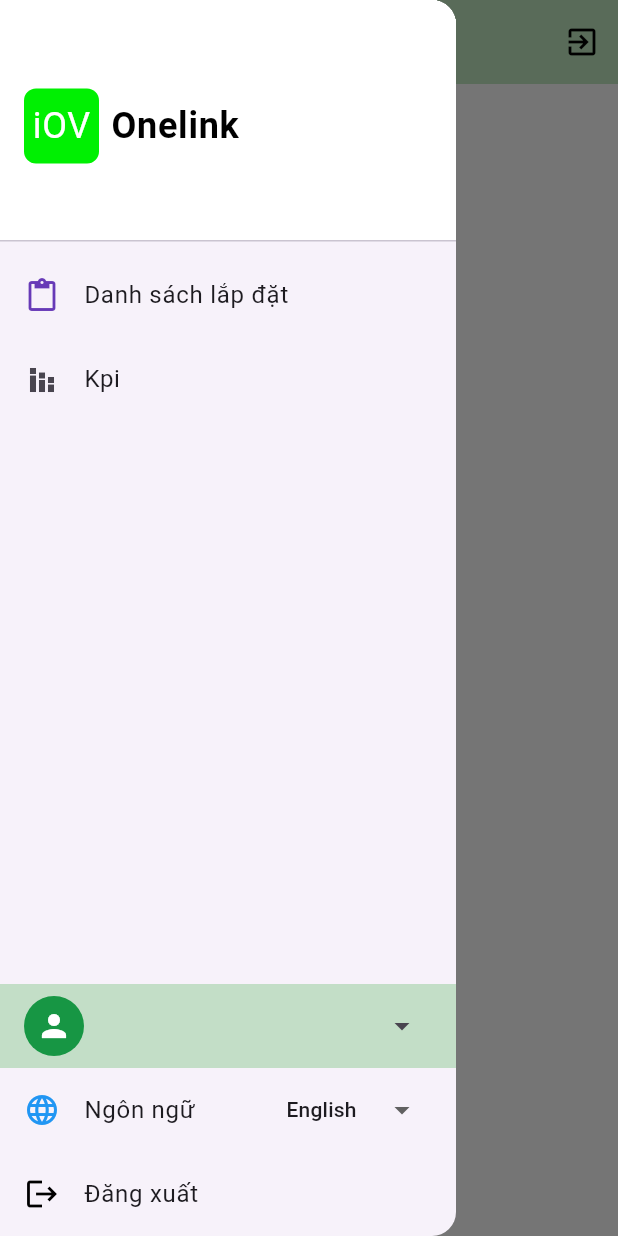
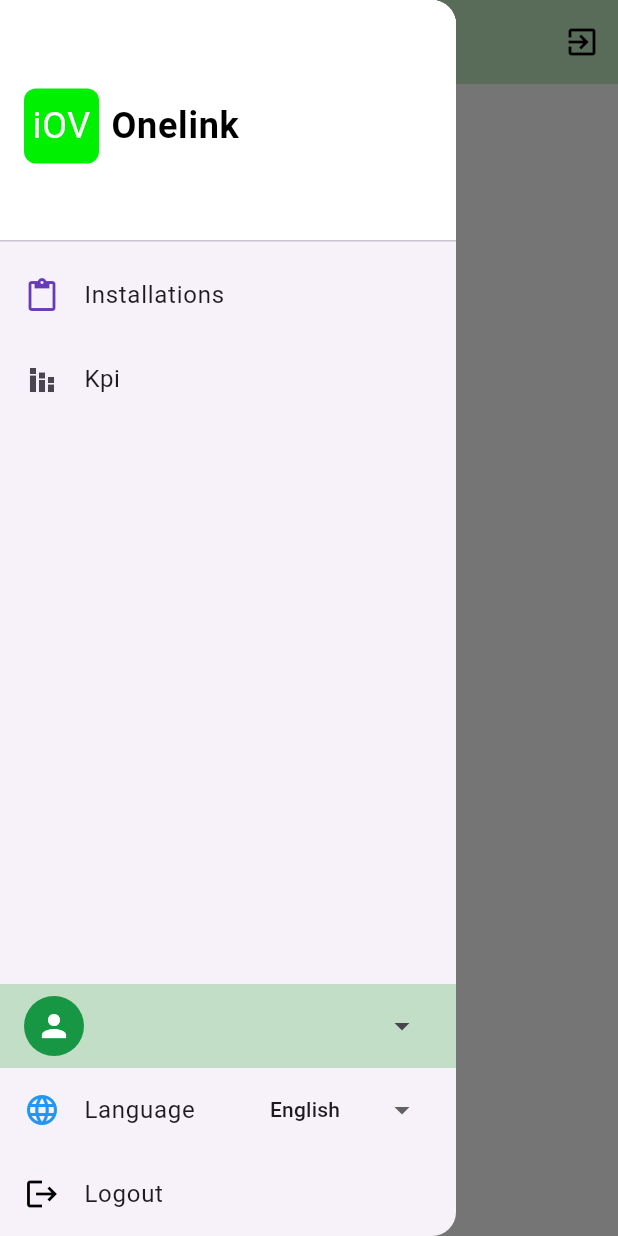
Before and after one commit to minhnion/iOV_app, a Flutter app: the ProfileScreen screen opened directly, with the side drawer open, on a phone screen of 412 x 824 dp. Run offline on Flutter 3.47's test engine with Material 3 defaults, Android fonts, the phone set to English and light mode, and no system bars; our stand-ins replace dio, easy_localization, image_picker, jwt_decoder, permission_handler, shared_preferences; missing offline and left inert: mobile_scanner; accounts and stored records are empty; network calls fail.

Commit message:
en-vi.json

```diff
--- a/assets/translations/en.json
+++ b/assets/translations/en.json
@@ -1,7 +1,33 @@
 {
+  "English": "English",
+  "Tiếng Việt": "Vietnamese",
   "search": "Search",
   "home": "Home",
   "settings": "Settings",
   "profile": "Profile",
-  "installations": "Installations"
+  "installations": "Installations",
+  "welcome_back": "Welcome back!",
+  "login_to_account": "Login to your account",
+  "username": "Username",
+  "password": "Password",
+  "login": "Login",
+  "logout": "Logout",
+  "language": "Language",
+  "logout_confirmation_title": "Confirm Logout",
+  "logout_confirmation_message": "Do you want to logout?",
+  "cancel": "Cancel",
+  "username_label": "Username",
+  "full_name_label": "Full Name",
+  "nickname_label": "Nickname",
+  "position_label": "Position",
+  "phone_number_label": "Phone Number",
+  "backup_phone_number_label": "Backup Phone Number",
+  "email_label": "Email",
+  "overview": "Overview",
+  "daily_kpi": "Daily KPI",
+  "monthly_kpi": "Monthly KPI",
+  "kpi_details_3_months": "KPI Details (Last 3 months)",
+  "planned": "Planned",
+  "actual": "Actual",
+  "month": "Month"
 }
--- a/assets/translations/vi.json
+++ b/assets/translations/vi.json
@@ -1,7 +1,33 @@
 {
+  "English": "Tiếng Anh",
+  "Tiếng Việt": "Tiếng Việt",
   "search": "Tìm kiếm",
   "home": "Trang chủ",
   "settings": "Cài đặt",
   "profile": "Hồ sơ",
-  "installations": "Danh sách lắp đặt"
+  "installations": "Danh sách lắp đặt",
+  "welcome_back": "Chào mừng bạn quay lại!",
+  "login_to_account": "Đăng nhập vào tài khoản",
+  "username": "Tên đăng nhập",
+  "password": "Mật khẩu",
+  "login": "Đăng nhập",
+  "logout": "Đăng xuất",
+  "language": "Ngôn ngữ",
+  "logout_confirmation_title": "Xác nhận đăng xuất",
+  "logout_confirmation_message": "Bạn có muốn đăng xuất không ?",
+  "cancel": "Hủy",
+  "username_label": "Tên người dùng",
+  "full_name_label": "Tên thật",
+  "nickname_label": "Biệt danh",
+  "position_label": "Chức vụ",
+  "phone_number_label": "Số điện thoại",
+  "backup_phone_number_label": "Số điện thoại dự phòng",
+  "email_label": "Email",
+  "overview": "Tổng quan",
+  "daily_kpi": "KPI hàng ngày",
+  "monthly_kpi": "KPI hàng tháng",
+  "kpi_details_3_months": "Chi tiết KPI (3 tháng gần nhất)",
+  "planned": "Kế hoạch",
+  "actual": "Thực tế",
+  "month": "Tháng"
 }
--- a/lib/screens/profile_screen/profile_screen.dart
+++ b/lib/screens/profile_screen/profile_screen.dart
@@ -1,3 +1,4 @@
+import 'package:easy_localization/easy_localization.dart';
 import 'package:flutter/material.dart';
 import 'package:shared_preferences/shared_preferences.dart';
 
@@ -93,15 +94,13 @@
                       ),
                     ),
                     const SizedBox(height: 24),
-                    BuildProfileItem(label: "Tên người dùng", value: userName),
-                    BuildProfileItem(label: "Tên thật", value: fullName),
-                    BuildProfileItem(label: "Biệt danh", value: "N/A"),
-                    BuildProfileItem(label: "Chức vụ", value: roleName),
-                    BuildProfileItem(
-                        label: "Số điện thoại", value: phoneNumber),
-                    BuildProfileItem(
-                        label: "Số điện thoại dự phòng", value: "N/A"),
-                    BuildProfileItem(label: "Email", value: email),
+                    BuildProfileItem(label: "username_label".tr(), value: userName),
+                    BuildProfileItem(label: "full_name_label".tr(), value: fullName),
+                    BuildProfileItem(label: "nickname_label".tr(), value: "N/A"),
+                    BuildProfileItem(label: "position_label".tr(), value: roleName),
+                    BuildProfileItem(label: "phone_number_label".tr(), value: phoneNumber),
+                    BuildProfileItem(label: "backup_phone_number_label".tr(), value: "N/A"),
+                    BuildProfileItem(label: "email_label".tr(), value: email),
                   ],
                 ),
               ),
--- a/lib/widgets/kpi_card/kpi_per_month_card.dart
+++ b/lib/widgets/kpi_card/kpi_per_month_card.dart
@@ -1,3 +1,4 @@
+import 'package:easy_localization/easy_localization.dart';
 import 'package:flutter/material.dart';
 import 'package:iov_app/models/kpi.dart';
 
@@ -36,13 +37,13 @@
                 crossAxisAlignment: CrossAxisAlignment.start,
                 children: [
                   Text(
-                    '${item.month} - ${item.year}',
+                    '${"month".tr()} ${item.month} - ${item.year}',
                     style: const TextStyle(
                       fontSize: 16,
                       fontWeight: FontWeight.bold,
                     ),
                   ),
-                  Text("Kế hoạch: ${item.plan} | Thực tế: ${item.actual}"),
+                  Text("${"planned".tr()}: ${item.plan} | ${"actual".tr()}: ${item.actual}"),
                 ],
               ),
             ),
--- a/lib/widgets/menu_tab/menu_tab.dart
+++ b/lib/widgets/menu_tab/menu_tab.dart
@@ -122,7 +122,7 @@
                       leading: const Icon(Icons.content_paste,
                           color: Colors.deepPurple),
                       title: Text(
-                        'Danh sách lắp đặt',
+                        'installations'.tr(),
                         style: TextStyle(
                           fontWeight: _selectedMenu == 'Installations'
                               ? FontWeight.bold
@@ -200,7 +200,7 @@
                   child: ListTile(
                     leading: const Icon(Icons.language, color: Colors.blue),
                     title: Text(
-                      'Ngôn ngữ',
+                      'language'.tr(),
                       style: TextStyle(
                         fontWeight: _selectedMenu == 'Language'
                             ? FontWeight.bold
@@ -219,7 +219,7 @@
                         return DropdownMenuItem<String>(
                           value: value,
                           child: Text(
-                            value,
+                            value.tr(),
                             style: const TextStyle(
                               fontSize: 14,
                             ),
@@ -240,8 +240,8 @@
                         context: context,
                         builder: (context) {
                           return ConfirmInform(
-                            title: 'Xác nhận đăng xuất',
-                            content: 'Bạn có muốn đăng xuất không?',
+                            title: 'logout_confirmation_title'.tr(),
+                            content: 'logout_confirmation_message'.tr(),
                             onConfirm: handleLogout,
                           );
                         });
@@ -249,7 +249,7 @@
                   child: ListTile(
                     leading: const Icon(Icons.logout, color: Colors.black),
                     title: Text(
-                      'Đăng xuất',
+                      'logout'.tr(),
                       style: TextStyle(
                         fontWeight: _selectedMenu == 'SignOut'
                             ? FontWeight.bold
```
Also changed, not shown: lib/screens/kpi_screen/kpi_screen.dart (+9 -8 lines), lib/screens/login_screen/login_screen.dart (+15 -14 lines), lib/widgets/confirm_inform/confirm_inform.dart (+4 -3 lines).
